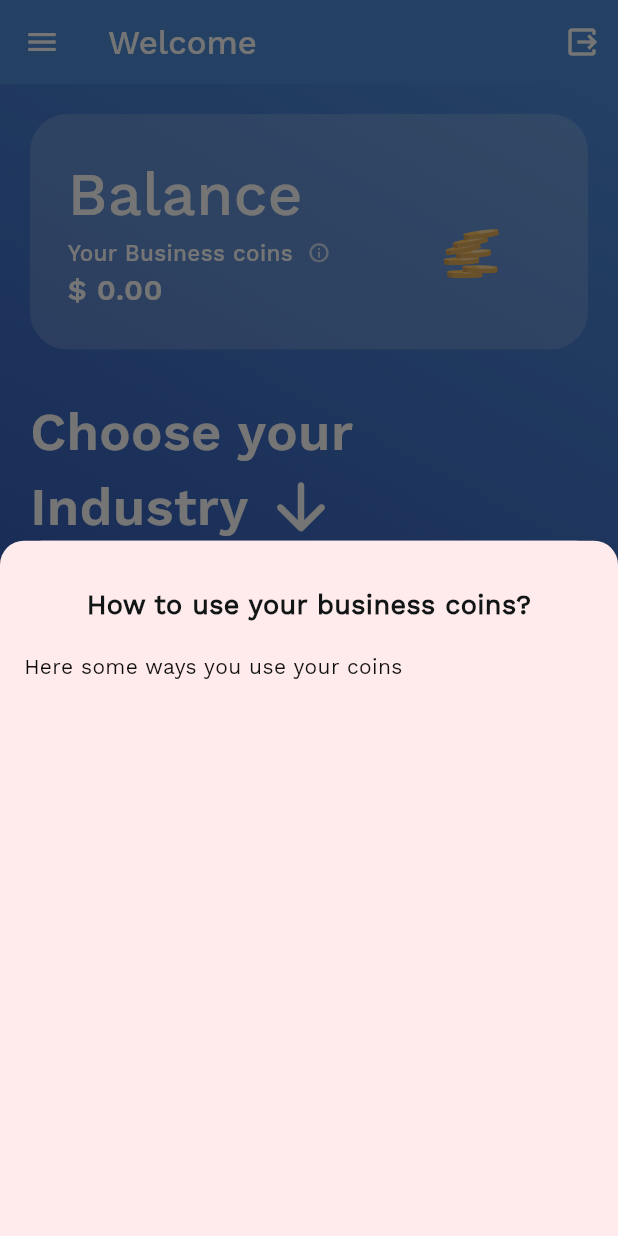
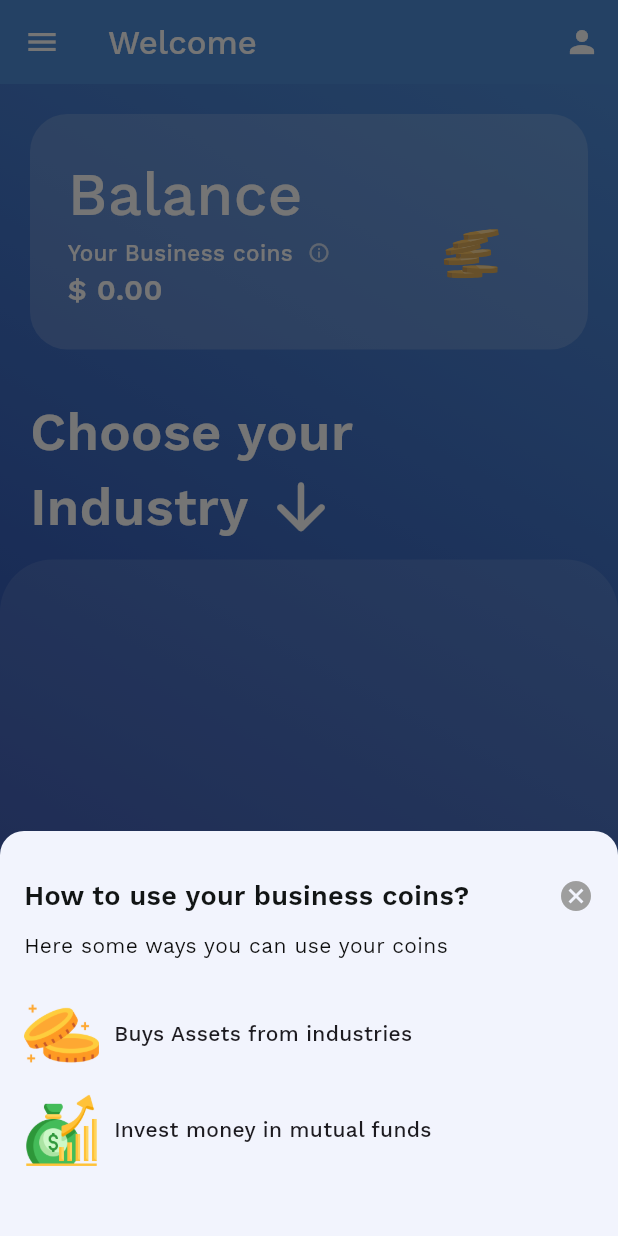
Before and after one commit to jayneeel/Neru-Lending-App, a Flutter app: the DashboardScreen screen opened directly, after a tap on the "info outline" icon, on a phone screen of 412 x 824 dp. Run offline on Flutter 3.47's test engine with Material 3 defaults, Android fonts, the light colour scheme and no system bars; our stand-ins replace cloud_firestore, firebase_core, get, lottie, shimmer; accounts and stored records are empty.

Commit message:
- details screen

```diff
--- a/lib/presentation/dashboard/screens/dashboard_screen.dart
+++ b/lib/presentation/dashboard/screens/dashboard_screen.dart
@@ -3,6 +3,7 @@ import 'package:flutter/material.dart';
 import 'package:get/get.dart';
 import 'package:lottie/lottie.dart';
 import 'package:neru_lending_app/presentation/dashboard/controllers/industry_controller.dart';
+import 'package:neru_lending_app/presentation/dashboard/screens/industry_details_screen.dart';
 import 'package:neru_lending_app/presentation/dashboard/widgets/counter_balance_text.dart';
 import 'package:neru_lending_app/presentation/dashboard/widgets/industry_card.dart';
 import 'package:neru_lending_app/presentation/dashboard/widgets/shimmer_list.dart';
@@ -38,14 +39,55 @@ class DashboardScreen extends StatelessWidget {
               onPressed: () {},
               tooltip: "Logout",
               icon: Icon(
-                Icons.output_outlined,
+                Icons.person,
                 color: ConstantColors.whiteColor,
               ))
         ],
       ),
-      drawer: const Drawer(
-        child: Center(
-          child: Text("Drawer"),
+      drawer: Drawer(
+        elevation: 1,
+        width: 250,
+        child: ListView(
+          children: [
+            UserAccountsDrawerHeader(
+                currentAccountPicture: Image.asset('assets/images/logo.png'),
+                arrowColor: Colors.black,
+                accountName: const Text('Jayneel Kanungo'),
+                accountEmail: const Text('kanungojayneel@gmail.com')),
+            const ListBody(
+              children: [
+                ListTile(
+                  leading: Icon(Icons.web),
+                  title: Text("Create my portal"),
+                ),
+                ListTile(
+                  leading: Icon(Icons.area_chart),
+                  title: Text("My Goals with platform"),
+                ),
+                ListTile(
+                  leading: Icon(Icons.safety_check),
+                  title: Text("Life Insurance"),
+                ),
+                ListTile(
+                  leading: Icon(Icons.corporate_fare),
+                  title: Text("Corporate credit list"),
+                ),
+                ListTile(
+                  leading: Icon(Icons.business_center),
+                  title: Text("Business Credit Repair"),
+                ),
+              ],
+            ),
+            const Align(
+              alignment: Alignment.bottomCenter,
+              child: ListTile(
+                  leading: Icon(
+                    Icons.logout_outlined,
+                    color: Colors.red,
+                  ),
+                  title: Text("Logout", style: TextStyle(color: Colors.red),)),
+            )
+          ],
         ),
       ),
       body: Container(
@@ -101,8 +143,10 @@ class DashboardScreen extends StatelessWidget {
                           gridDelegate:
                               const SliverGridDelegateWithFixedCrossAxisCount(crossAxisCount: 2, childAspectRatio: 1),
                           itemBuilder: (context, index) {
-                            final data = docs[index];
-                            return IndustryCard(image: data['imageUrl'], text: data['title']);
+                            final dataItem = docs[index];
+                            return IndustryCard(image: dataItem['imageUrl'], text: dataItem['title'], onTap: (){
+                              Get.to(IndustryDetailsScreen(data: dataItem,));
+                            },);
                           },
                           itemCount: docs.length,
                         );
@@ -194,54 +238,87 @@ class LiveBalanceCard extends StatelessWidget {
 
   Future<void> showInfoBottomSheet(BuildContext context) async {
     await showModalBottomSheet(
+        isDismissible: true,
         context: context,
         builder: (BuildContext context) => Container(
+              height: 270,
               decoration: const BoxDecoration(
-                color: Color(0xffFFEBEB),
+                color: Color(0xfff2f4fd),
                 borderRadius: BorderRadius.only(
                   topLeft: Radius.circular(16),
                   topRight: Radius.circular(16),
                 ),
               ),
-              child: const Padding(
-                padding: EdgeInsets.symmetric(horizontal: 16),
+              child: Padding(
+                padding: const EdgeInsets.symmetric(horizontal: 16),
                 child: Column(
                   mainAxisAlignment: MainAxisAlignment.start,
                   crossAxisAlignment: CrossAxisAlignment.start,
                   children: [
-                    SizedBox(
+                    const SizedBox(
                       height: 30,
                     ),
-                    Center(
-                      child: Text(
-                        "How to use your business coins?",
-                        style: TextStyle(
-                          fontSize: 18,
-                          fontWeight: FontWeight.w600,
-                          color: Color(0xff121515),
+                    const Row(
+                      mainAxisAlignment: MainAxisAlignment.spaceBetween,
+                      children: [
+                        Text(
+                          "How to use your business coins?",
+                          style: TextStyle(
+                            fontSize: 18,
+                            fontFamily: ConstantFonts.workSansSemiBold,
+                            color: Color(0xff121515),
+                          ),
                         ),
-                        textAlign: TextAlign.center,
-                      ),
+                        Icon(
+                          Icons.cancel,
+                          color: Colors.grey,
+                        )
+                      ],
                     ),
-                    SizedBox(
-                      height: 18,
+                    const SizedBox(
+                      height: 10,
                     ),
-                    Text(
-                      "Here some ways you use your coins",
+                    const Text(
+                      "Here some ways you can use your coins",
                       style: TextStyle(
                         fontSize: 14,
                         fontWeight: FontWeight.w500,
                         color: Color(0xff0e0e0e),
                       ),
                     ),
-                    SizedBox(height: 24),
+                    const SizedBox(height: 24),
                     Row(
-                      mainAxisAlignment: MainAxisAlignment.spaceBetween,
                       children: [
-
+                        Image.asset(
+                          "assets/images/coin.png",
+                          width: 50,
+                          height: 50,
+                        ),
+                        const SizedBox(
+                          width: 10,
+                        ),
+                        const Text("Buys Assets from industries",
+                            style: TextStyle(fontFamily: ConstantFonts.workSansMedium, fontSize: 14)),
                       ],
                     ),
-                    SizedBox(height: 26),
+                    const SizedBox(height: 14),
+                    Row(
+                      children: [
+                        Image.asset(
+                          "assets/images/earning.png",
+                          width: 50,
+                          height: 50,
+                        ),
+                        const SizedBox(
+                          width: 10,
+                        ),
+                        const Text(
+                          "Invest money in mutual funds",
+                          style: TextStyle(fontFamily: ConstantFonts.workSansMedium, fontSize: 14),
+                        ),
+                      ],
+                    ),
+                    const SizedBox(height: 10),
                   ],
                 ),
               ),
```
Also changed, not shown: lib/presentation/dashboard/screens/industry_details_screen.dart (+45 -3 lines), lib/presentation/dashboard/widgets/industry_card.dart (+3 -4 lines).
